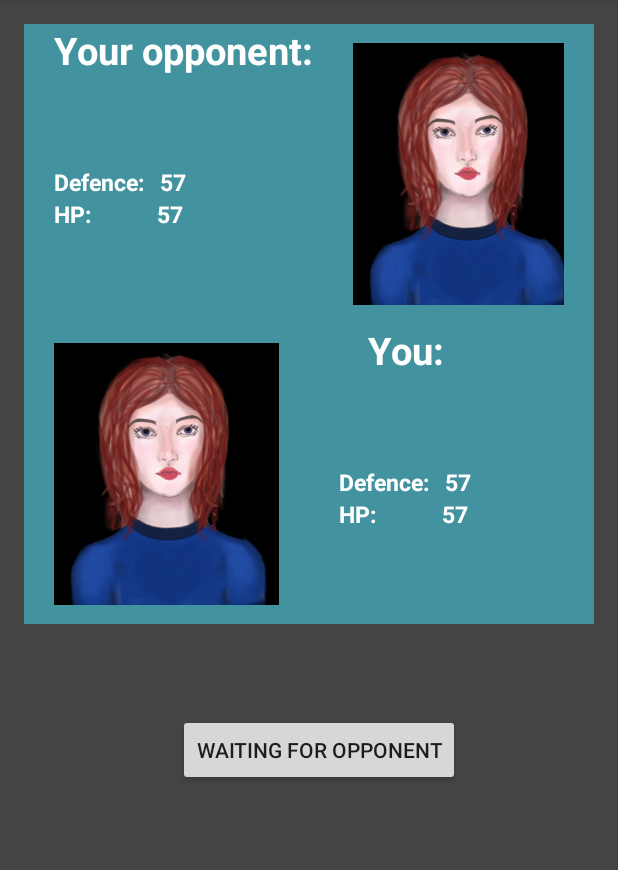
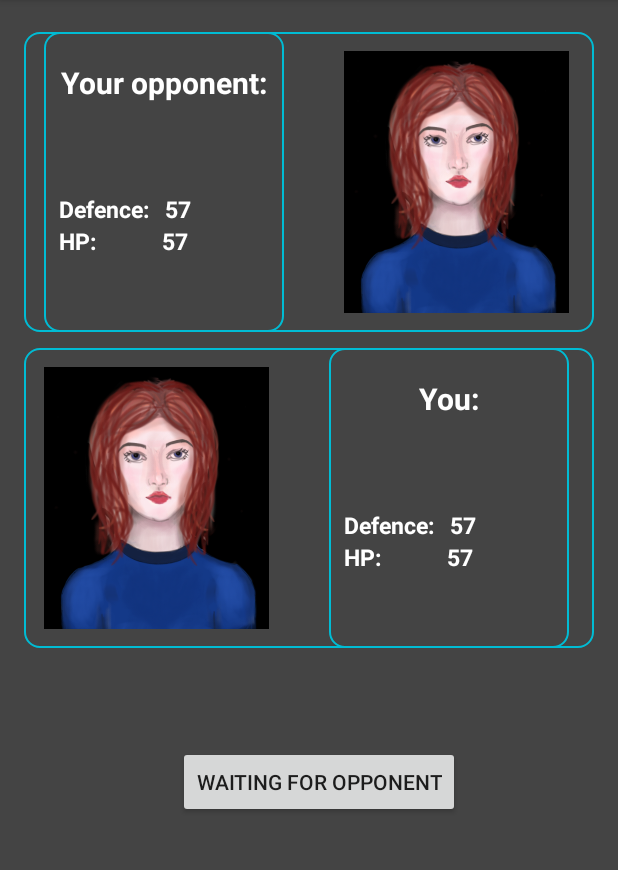
Before and after one commit to grgrbu/MageBattle, an Android app: the DuelWaiting screen opened directly, with no data from a screen before it, on a phone screen of 412 x 824 dp, the part 84-954 px from its top. Run offline under Robolectric (Android 15) with nearby library versions, the phone set to English and light mode, and no system bars; our stand-ins replace Volley; network calls fail.

Commit message:
design duel wait 2

```diff
--- a/app/src/main/res/layout/activity_duel_waiting.xml
+++ b/app/src/main/res/layout/activity_duel_waiting.xml
@@ -15,9 +15,8 @@
         android:id="@+id/linearLayout"
         android:layout_width="match_parent"
         android:layout_height="wrap_content"
-        android:background="#8C41D3EA"
         android:orientation="vertical"
-        android:paddingHorizontal="20dp"
+        android:paddingVertical="5dp"
         app:layout_constraintTop_toTopOf="parent"
         tools:layout_editor_absoluteX="24dp">
 
@@ -25,12 +24,18 @@
             android:layout_width="match_parent"
             android:layout_height="wrap_content"
             app:layout_constraintStart_toStartOf="parent"
-            app:layout_constraintTop_toTopOf="parent">
+            app:layout_constraintTop_toTopOf="parent"
+            android:background="@layout/activity_main_button"
+            android:paddingHorizontal="20px"
+            android:layout_marginBottom="5dp">
 
             <LinearLayout
-                android:layout_width="wrap_content"
+                android:layout_width="160dp"
                 android:layout_height="match_parent"
-                android:layout_marginRight="20px"
+                android:layout_marginRight="20dp"
+                android:background="@layout/activity_main_button"
+                android:paddingHorizontal="10dp"
+                android:paddingTop="20dp"
                 android:orientation="vertical"
                 app:layout_constraintStart_toStartOf="parent"
                 app:layout_constraintTop_toTopOf="parent">
@@ -42,7 +47,7 @@
                     android:text='Your opponent:'
                     android:textAlignment="center"
                     android:textColor="#FFFFFF"
-                    android:textSize="25sp"
+                    android:textSize="20sp"
                     android:textStyle="bold"
 
                     />
@@ -104,7 +109,7 @@
             <ImageView
                 android:layout_width="150dp"
                 android:layout_height="200dp"
-                android:layout_marginLeft="20px"
+                android:layout_marginLeft="20dp"
                 android:src="@drawable/aaaaa" />
 
         </LinearLayout>
@@ -113,7 +118,10 @@
             android:layout_width="match_parent"
             android:layout_height="wrap_content"
             app:layout_constraintStart_toStartOf="parent"
-            app:layout_constraintTop_toTopOf="parent">
+            app:layout_constraintTop_toTopOf="parent"
+            android:background="@layout/activity_main_button"
+            android:paddingHorizontal="20px"
+            android:layout_marginTop="5dp">
 
             <ImageView
                 android:layout_width="150dp"
@@ -122,10 +130,13 @@
                 android:src="@drawable/aaaaa" />
 
             <LinearLayout
-                android:layout_width="wrap_content"
+                android:layout_width="160dp"
                 android:layout_height="match_parent"
                 android:layout_marginLeft="20dp"
+                android:background="@layout/activity_main_button"
                 android:orientation="vertical"
+                android:paddingHorizontal="10dp"
+                android:paddingTop="20dp"
                 app:layout_constraintStart_toStartOf="parent"
                 app:layout_constraintTop_toTopOf="parent">
 
@@ -136,7 +147,7 @@
                     android:text='You:'
                     android:textAlignment="center"
                     android:textColor="#FFFFFF"
-                    android:textSize="25sp"
+                    android:textSize="20sp"
                     android:textStyle="bold"
 
                     />
```
